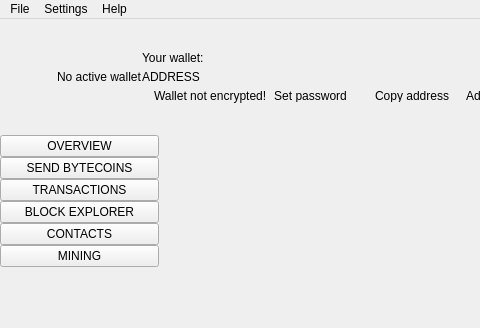
Above: src/Gui/MainWindow/MainWindow.ui from chavezcoin-project/chavezcoinwallet before the change; both pictures show x 0 to 480 and y 0 to 328 of the 1273 by 824 pixel window. Below: the same form after it.
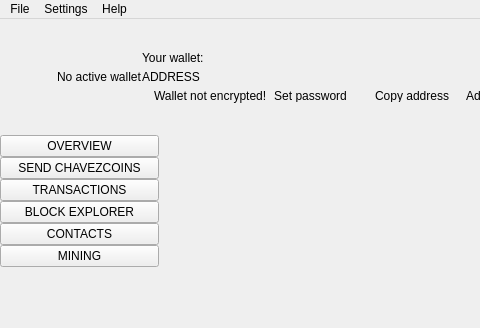
That is the form after the change. Icons and pictures are not drawn. Custom widgets are drawn as their Qt base class.

```diff
--- a/src/Gui/MainWindow/MainWindow.ui
+++ b/src/Gui/MainWindow/MainWindow.ui
@@ -620,7 +620,7 @@
             <enum>Qt::NoFocus</enum>
            </property>
            <property name="text">
-            <string>SEND BYTECOINS</string>
+            <string>SEND CHAVEZCOINS</string>
            </property>
            <property name="checkable">
             <bool>true</bool>
```
